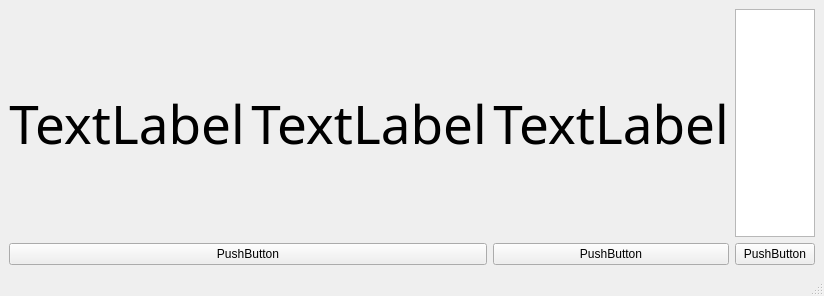
Above: mainwindow.ui from MukhriddinBadriev/Qt_Signals-Slots_9.5.1 before the change. Below: the same form after it.
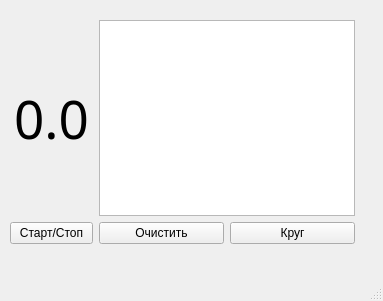
That is the form after the change.

```diff
--- a/mainwindow.ui
+++ b/mainwindow.ui
@@ -6,14 +6,23 @@
    <rect>
     <x>0</x>
     <y>0</y>
-    <width>415</width>
-    <height>296</height>
+    <width>383</width>
+    <height>301</height>
    </rect>
   </property>
   <property name="windowTitle">
    <string>MainWindow</string>
   </property>
   <widget class="QWidget" name="centralwidget">
+   <widget class="QWidget" name="">
+    <property name="geometry">
+     <rect>
+      <x>10</x>
+      <y>20</y>
+      <width>345</width>
+      <height>224</height>
+     </rect>
+    </property>
    <layout class="QGridLayout" name="gridLayout">
     <item row="0" column="0">
      <widget class="QLabel" name="label">
@@ -28,47 +37,14 @@
        <enum>Qt::LeftToRight</enum>
       </property>
       <property name="text">
-       <string>TextLabel</string>
+        <string>0.0</string>
       </property>
       <property name="alignment">
        <set>Qt::AlignCenter</set>
       </property>
      </widget>
     </item>
-    <item row="0" column="1">
-     <widget class="QLabel" name="label_3">
-      <property name="font">
-       <font>
-        <family>Rubik</family>
-        <pointsize>40</pointsize>
-       </font>
-      </property>
-      <property name="text">
-       <string>TextLabel</string>
-      </property>
-      <property name="alignment">
-       <set>Qt::AlignCenter</set>
-      </property>
-     </widget>
-    </item>
-    <item row="0" column="2">
-     <widget class="QLabel" name="label_2">
-      <property name="font">
-       <font>
-        <family>Rubik</family>
-        <pointsize>40</pointsize>
-        <bold>false</bold>
-       </font>
-      </property>
-      <property name="text">
-       <string>TextLabel</string>
-      </property>
-      <property name="alignment">
-       <set>Qt::AlignCenter</set>
-      </property>
-     </widget>
-    </item>
-    <item row="0" column="3">
+     <item row="0" column="1" colspan="2">
      <widget class="QTextBrowser" name="textBrowser">
       <property name="font">
        <font>
@@ -80,36 +56,37 @@
       </property>
      </widget>
     </item>
-    <item row="1" column="0" colspan="2">
+     <item row="1" column="0">
      <widget class="QPushButton" name="pushButton">
       <property name="text">
-       <string>PushButton</string>
+        <string>Старт/Стоп</string>
       </property>
      </widget>
     </item>
-    <item row="1" column="2">
+     <item row="1" column="1">
      <widget class="QPushButton" name="pushButton_2">
       <property name="text">
-       <string>PushButton</string>
+        <string>Очистить</string>
       </property>
      </widget>
     </item>
-    <item row="1" column="3">
+     <item row="1" column="2">
      <widget class="QPushButton" name="pushButton_3">
       <property name="text">
-       <string>PushButton</string>
+        <string>Круг</string>
       </property>
      </widget>
     </item>
    </layout>
   </widget>
+  </widget>
   <widget class="QMenuBar" name="menubar">
    <property name="geometry">
     <rect>
      <x>0</x>
      <y>0</y>
-     <width>415</width>
-     <height>22</height>
+     <width>383</width>
+     <height>21</height>
     </rect>
    </property>
   </widget>
```
Lines whose indentation alone changed are shown as unchanged.
